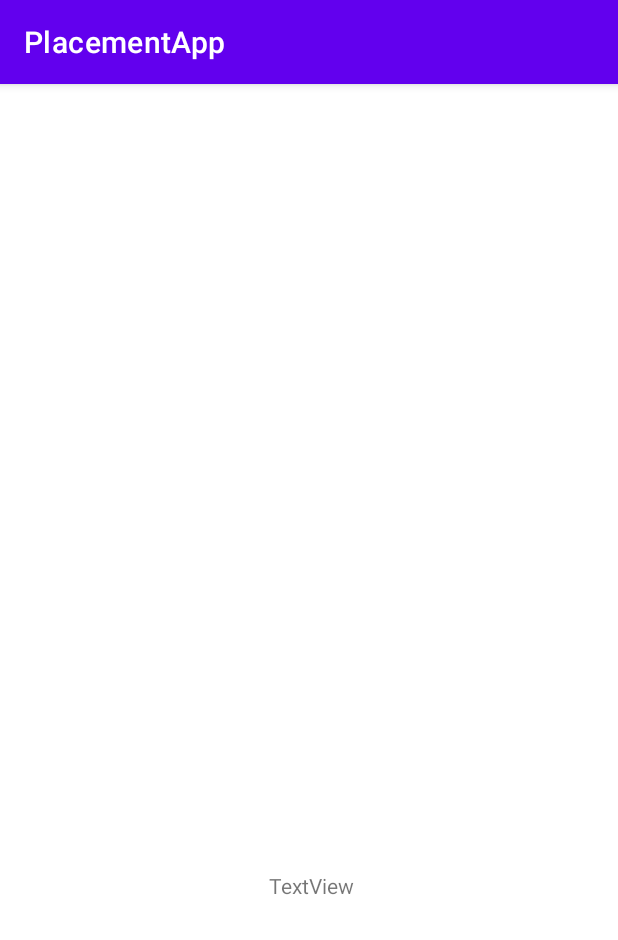
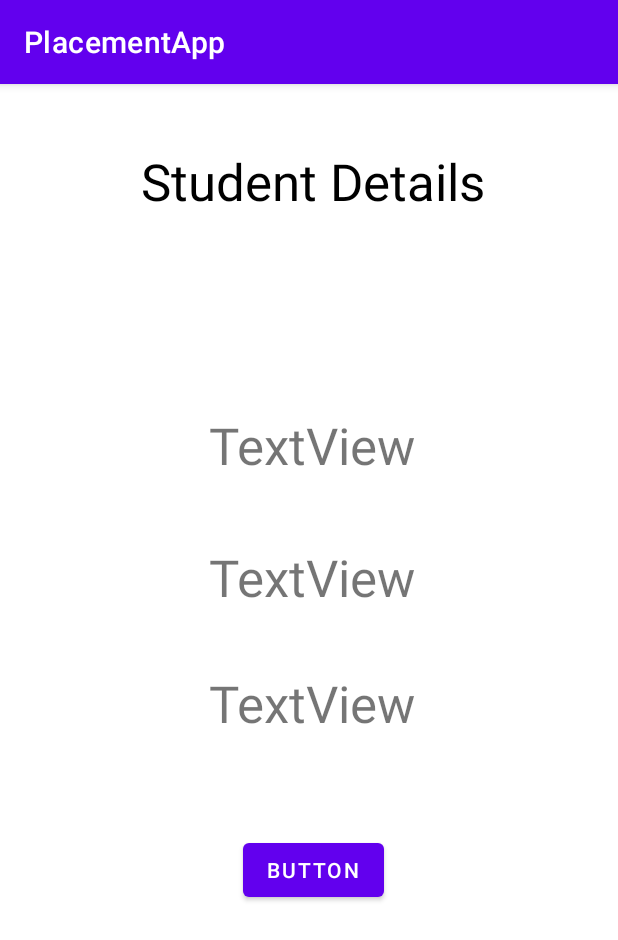
Before and after one commit to NithishVM/MinorProject, an Android app: the Vieweach screen opened directly, with no data from a screen before it, on a phone screen of 412 x 824 dp. Shown: the top 940 px of the screen. Run offline under Robolectric (Android 15) with nearby library versions, the phone set to English and light mode, and no system bars; our stand-ins replace Firebase (no records; nobody signed in at launch, a user with empty details on screens opened directly); 1 statement that could not run was skipped.

Commit message:
Retriving Data from cloud using Student Name along with PDF

```diff
--- a/app/build.gradle
+++ b/app/build.gradle
@@ -22,7 +22,6 @@ android {
         targetSdk 31
         versionCode 1
         versionName "1.0"
-
         testInstrumentationRunner "androidx.test.runner.AndroidJUnitRunner"
     }
 
@@ -69,5 +68,5 @@ dependencies {
     implementation platform('com.google.firebase:firebase-bom:26.3.0')
     implementation 'com.google.firebase:firebase-auth'
     implementation 'com.google.android.gms:play-services-auth:20.0.1'
-    implementation 'com.github.barteksc:android-pdf-viewer:2.0.3'
+    implementation 'com.github.barteksc:android-pdf-viewer:2.8.2'
 }
--- a/app/src/main/java/com/example/placementapp/Vieweach.java
+++ b/app/src/main/java/com/example/placementapp/Vieweach.java
@@ -2,6 +2,8 @@ package com.example.placementapp;
 
 import android.content.Intent;
 import android.os.Bundle;
+import android.view.View;
+import android.widget.Button;
 import android.widget.EditText;
 import android.widget.TextView;
 import android.widget.Toast;
@@ -16,18 +18,25 @@ import com.google.firebase.database.FirebaseDatabase;
 import com.google.firebase.database.ValueEventListener;
 
 public class Vieweach extends AppCompatActivity {
-    TextView editText,textView;
+    TextView text1,t2,t3,t4,t5;
+    Button button;
     @Override
     protected void onCreate(Bundle savedInstanceState) {
         super.onCreate(savedInstanceState);
         setContentView(R.layout.activity_vieweach);
-        editText= findViewById(R.id.datatext);
-        textView= findViewById(R.id.textView4);
+        text1= findViewById(R.id.datatext);
+        t2= findViewById(R.id.datatext2);
+        t3= findViewById(R.id.datatext3);
+        t4= findViewById(R.id.datatext4);
+
+
         Intent i= getIntent();
         String name= i.getStringExtra("stud_name");
-        editText.setText(name);
+        text1.setText(name);
 
-        DatabaseReference reference = FirebaseDatabase.getInstance().getReference("StudentDetails");
+        button= findViewById(R.id.button);
+
+        DatabaseReference reference = FirebaseDatabase.getInstance().getReference("StudentDetails").child(name);
 
         reference.addValueEventListener(new ValueEventListener() {
             @Override
@@ -35,9 +44,31 @@ public class Vieweach extends AppCompatActivity {
                 for (DataSnapshot snapshot1 : snapshot.getChildren()) {
                     if (snapshot1.getKey().equalsIgnoreCase("sname")) {
                         Toast.makeText(getApplicationContext(), snapshot1.getKey(), Toast.LENGTH_SHORT).show();
-                        textView.setText(snapshot1.getValue().toString());
+                        text1.setText(snapshot1.getValue().toString());
                     }
-
+                    if (snapshot1.getKey().equalsIgnoreCase("cname")) {
+                        Toast.makeText(getApplicationContext(), snapshot1.getKey(), Toast.LENGTH_SHORT).show();
+                        t2.setText(snapshot1.getValue().toString());
+                    }
+                    if (snapshot1.getKey().equalsIgnoreCase("ctc")) {
+                        Toast.makeText(getApplicationContext(), snapshot1.getKey(), Toast.LENGTH_SHORT).show();
+                        t3.setText(snapshot1.getValue().toString());
+                    }
+                    if (snapshot1.getKey().equalsIgnoreCase("role")) {
+                        Toast.makeText(getApplicationContext(), snapshot1.getKey(), Toast.LENGTH_SHORT).show();
+                        t4.setText(snapshot1.getValue().toString());
+                    }
+                    if(snapshot1.getKey().equalsIgnoreCase("urlid")){
+                        String urlIDintent= snapshot1.getValue().toString();
+                        button.setOnClickListener(new View.OnClickListener() {
+                            @Override
+                            public void onClick(View view) {
+                                Intent intentPDF=new Intent(Vieweach.this,Pdfactivity.class);
+                                intentPDF.putExtra("urlval",urlIDintent);
+                                startActivity(intentPDF);
+                            }
+                        });
+                    }
                 }
             }
             @Override
--- a/app/src/main/res/layout/activity_vieweach.xml
+++ b/app/src/main/res/layout/activity_vieweach.xml
@@ -7,22 +7,78 @@
     tools:context=".Vieweach">
 
     <TextView
-        android:id="@+id/datatext"
-        android:layout_width="148dp"
-        android:layout_height="110dp"
-        android:layout_marginTop="124dp"
-        android:layout_marginEnd="132dp"
-        android:text="TextView"
+        android:id="@+id/Heading"
+        android:layout_width="286dp"
+        android:layout_height="50dp"
+        android:layout_marginTop="40dp"
+        android:layout_marginEnd="60dp"
+        android:gravity="center"
+        android:text="Student Details"
+        android:textColor="@color/black"
+        android:textSize="34sp"
         app:layout_constraintEnd_toEndOf="parent"
         app:layout_constraintTop_toTopOf="parent" />
 
     <TextView
-        android:id="@+id/textView4"
+        android:id="@+id/datatext"
+        android:layout_width="225dp"
+        android:layout_height="49dp"
+        android:layout_marginTop="128dp"
+        android:layout_marginEnd="92dp"
+        android:text="TextView"
+        android:textSize="34sp"
+        android:gravity="center"
+        app:layout_constraintEnd_toEndOf="parent"
+        app:layout_constraintTop_toTopOf="parent" />
+
+
+    <TextView
+        android:id="@+id/datatext2"
+        android:layout_width="225dp"
+        android:layout_height="49dp"
+        android:layout_marginTop="216dp"
+        android:layout_marginEnd="92dp"
+        android:gravity="center"
+        android:text="TextView"
+        android:textSize="34sp"
+        app:layout_constraintEnd_toEndOf="parent"
+        app:layout_constraintTop_toTopOf="parent" />
+
+
+    <TextView
+        android:id="@+id/datatext3"
+        android:layout_width="225dp"
+        android:layout_height="49dp"
+        android:layout_marginTop="304dp"
+        android:layout_marginEnd="92dp"
+        android:gravity="center"
+        android:text="TextView"
+        android:textSize="34sp"
+        app:layout_constraintEnd_toEndOf="parent"
+        app:layout_constraintTop_toTopOf="parent" />
+
+    <TextView
+        android:id="@+id/datatext4"
+        android:layout_width="225dp"
+        android:layout_height="49dp"
+        android:layout_marginTop="388dp"
+        android:layout_marginEnd="92dp"
+        android:gravity="center"
+        android:text="TextView"
+        android:clickable="true"
+        android:onClick="pdfMeth"
+        android:textSize="34sp"
+        app:layout_constraintEnd_toEndOf="parent"
+        app:layout_constraintTop_toTopOf="parent" />
+
+    <Button
+        android:id="@+id/button"
         android:layout_width="wrap_content"
         android:layout_height="wrap_content"
-        android:layout_marginEnd="176dp"
-        android:layout_marginBottom="224dp"
-        android:text="TextView"
-        app:layout_constraintBottom_toBottomOf="parent"
-        app:layout_constraintEnd_toEndOf="parent" />
+        android:layout_marginTop="500dp"
+        android:layout_marginEnd="156dp"
+        android:text="Button"
+        app:layout_constraintEnd_toEndOf="parent"
+        app:layout_constraintTop_toTopOf="parent" />
+
 </androidx.constraintlayout.widget.ConstraintLayout>
```
Also changed, not shown: app/src/main/AndroidManifest.xml (+17 -10 lines), app/src/main/java/com/example/placementapp/Adddetails.java (+6 -3 lines), app/src/main/java/com/example/placementapp/Pdfactivity.java (added, +64 -0 lines), app/src/main/java/com/example/placementapp/Teachview.java (+13 -3 lines), app/src/main/res/layout/activity_pdfactivity.xml (added, +15 -0 lines), app/src/main/res/layout/activity_teachview.xml (+6 -4 lines).
